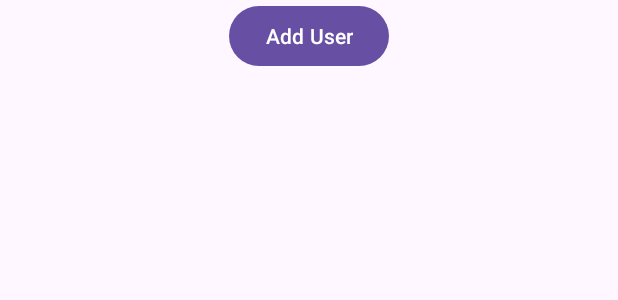
After one commit to GhostRebornn/Purchaser_Reborn, an Android app: the layout activity_admin.xml on its own in the app's theme, with its tools: preview values and no code run, on a phone screen of 412 x 824 dp. The commit adds this screen. Shown: the top 300 px of the screen. Run offline under Robolectric (Android 15) with nearby library versions, the phone set to English and light mode, and no system bars.

Commit message:
If admin, go to AdminActivity

```diff
--- a/app/src/main/AndroidManifest.xml
+++ b/app/src/main/AndroidManifest.xml
@@ -13,6 +13,9 @@
         android:theme="@style/Theme.PurchaserReborn"
         tools:targetApi="31">
         <activity
+            android:name=".AdminActivity"
+            android:exported="false" />
+        <activity
             android:name=".MainActivity"
             android:exported="true">
             <intent-filter>
--- a/app/src/main/java/in/ghostreborn/purchaserreborn/Constants.java
+++ b/app/src/main/java/in/ghostreborn/purchaserreborn/Constants.java
@@ -9,5 +9,7 @@ public class Constants {
     public static final String TABLE_USER_ID = "USER_ID";
     public static final String TABLE_USER_NAME = "USER_NAME";
     public static final String TABLE_USER_PASS = "USER_PASS";
+    public static final String TABLE_USER_SELLER ="USER_SELLER";
+    public static final String TABLE_USER_ADMIN = "USER_ADMIN";
 
 }
--- /dev/null
+++ b/app/src/main/res/layout/activity_admin.xml
@@ -0,0 +1,18 @@
+<?xml version="1.0" encoding="utf-8"?>
+<androidx.constraintlayout.widget.ConstraintLayout xmlns:android="http://schemas.android.com/apk/res/android"
+    xmlns:app="http://schemas.android.com/apk/res-auto"
+    xmlns:tools="http://schemas.android.com/tools"
+    android:layout_width="match_parent"
+    android:layout_height="match_parent"
+    tools:context=".AdminActivity">
+
+    <Button
+        android:id="@+id/button"
+        android:layout_width="wrap_content"
+        android:layout_height="wrap_content"
+        android:text="Add User"
+        app:layout_constraintEnd_toEndOf="parent"
+        app:layout_constraintStart_toStartOf="parent"
+        app:layout_constraintTop_toTopOf="parent" />
+
+</androidx.constraintlayout.widget.ConstraintLayout>
```
Also changed, not shown: app/src/main/java/in/ghostreborn/purchaserreborn/AdminActivity.java (added, +14 -0 lines), app/src/main/java/in/ghostreborn/purchaserreborn/LoginFragment.java (+6 -1 lines), app/src/main/java/in/ghostreborn/purchaserreborn/PurchaserDatabase.java (+18 -2 lines).
